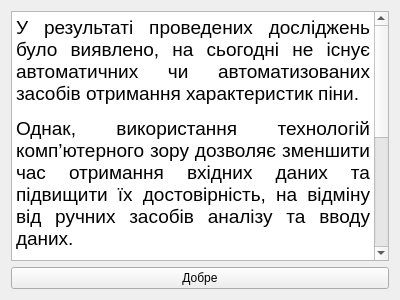
First picture: the form in AnalyzerFoam/infoframe.ui, repository alishkaLala/good, before the edit.
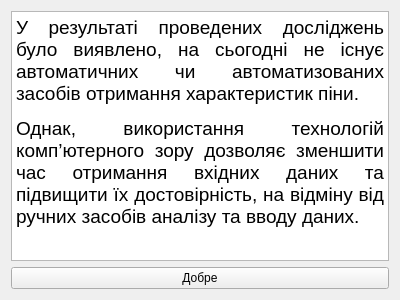
Second picture: the form after the edit.

```diff
--- a/AnalyzerFoam/infoframe.ui
+++ b/AnalyzerFoam/infoframe.ui
@@ -23,8 +23,7 @@
 &lt;/style&gt;&lt;/head&gt;&lt;body style=&quot; font-family:'MS Shell Dlg 2'; font-size:8.25pt; font-weight:400; font-style:normal;&quot;&gt;
 &lt;p align=&quot;justify&quot; style=&quot; margin-top:12px; margin-bottom:12px; margin-left:0px; margin-right:0px; -qt-block-indent:0; text-indent:0px;&quot;&gt;&lt;span style=&quot; font-size:14pt; color:#000000;&quot;&gt;У результаті проведених досліджень було виявлено, на сьогодні не існує автоматичних чи автоматизованих засобів отримання характеристик піни.&lt;/span&gt;&lt;span style=&quot; font-size:14pt;&quot;&gt; &lt;/span&gt;&lt;/p&gt;
 &lt;p align=&quot;justify&quot; style=&quot; margin-top:12px; margin-bottom:12px; margin-left:0px; margin-right:0px; -qt-block-indent:0; text-indent:0px;&quot;&gt;&lt;span style=&quot; font-size:14pt; color:#000000;&quot;&gt;Однак, використання технологій комп’ютерного зору дозволяє зменшити час отримання вхідних даних та підвищити їх достовірність, на відміну від ручних засобів аналізу та вводу даних.&lt;/span&gt;&lt;span style=&quot; font-size:14pt;&quot;&gt; &lt;/span&gt;&lt;/p&gt;
-&lt;p align=&quot;justify&quot; style=&quot; margin-top:12px; margin-bottom:12px; margin-left:0px; margin-right:0px; -qt-block-indent:0; text-indent:0px;&quot;&gt;&lt;span style=&quot; font-size:14pt; color:#000000;&quot;&gt;У результаті проведених досліджень було виявлено, на сьогодні не існує автоматичних чи автоматизованих засобів отримання характеристик піни.&lt;/span&gt;&lt;span style=&quot; font-size:8pt;&quot;&gt; &lt;/span&gt;&lt;/p&gt;
-&lt;p style=&quot; margin-top:12px; margin-bottom:12px; margin-left:0px; margin-right:0px; -qt-block-indent:0; text-indent:0px;&quot;&gt;&lt;span style=&quot; font-size:14pt; color:#000000;&quot;&gt;Використання технологій комп’ютерного зору дозволяє зменшити час отримання вхідних даних та підвищити їх достовірність, на відміну від ручних засобів аналізу та вводу даних.&lt;/span&gt;&lt;span style=&quot; font-size:8pt;&quot;&gt; &lt;/span&gt;&lt;/p&gt;&lt;/body&gt;&lt;/html&gt;</string>
+&lt;p style=&quot;-qt-paragraph-type:empty; margin-top:12px; margin-bottom:12px; margin-left:0px; margin-right:0px; -qt-block-indent:0; text-indent:0px; font-size:8pt;&quot;&gt;&lt;/p&gt;&lt;/body&gt;&lt;/html&gt;</string>
      </property>
     </widget>
    </item>
```
